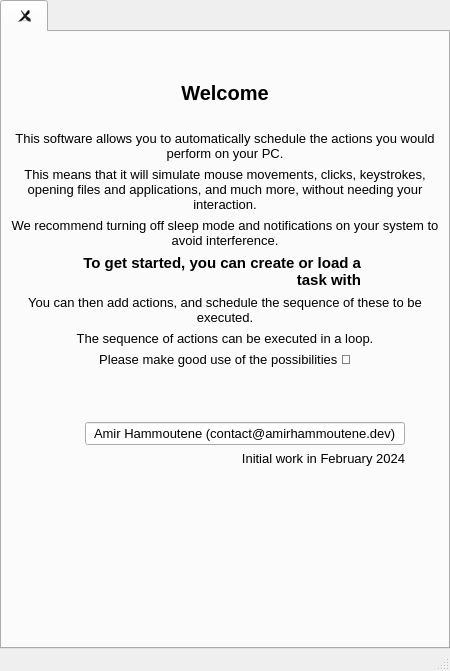
First picture: the form in mainwindow.ui, repository AmirHammouteneEI/ScheduledPasteAndKeys, before the edit.
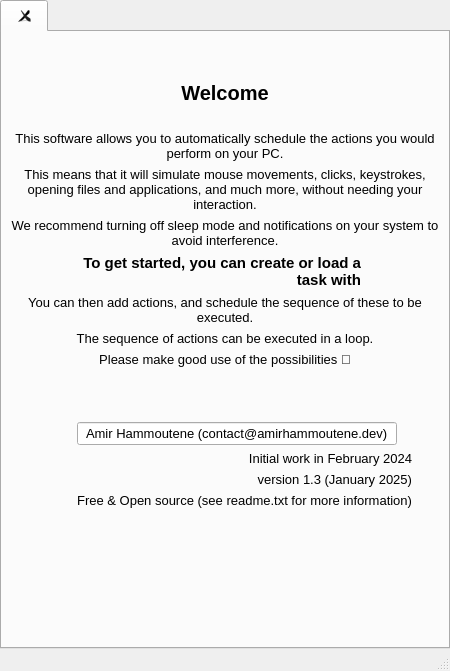
Second picture: the form after the edit. Icons and pictures are not drawn.

What changed in the file:
```diff
--- a/mainwindow.ui
+++ b/mainwindow.ui
@@ -321,6 +321,37 @@
         <item>
          <widget class="QWidget" name="widget" native="true">
           <layout class="QGridLayout" name="gridLayout">
+           <item row="2" column="1">
+            <widget class="QLabel" name="label_10">
+             <property name="font">
+              <font>
+               <pointsize>10</pointsize>
+              </font>
+             </property>
+             <property name="text">
+              <string>version 1.3 (January 2025)</string>
+             </property>
+             <property name="alignment">
+              <set>Qt::AlignmentFlag::AlignRight|Qt::AlignmentFlag::AlignTrailing|Qt::AlignmentFlag::AlignVCenter</set>
+             </property>
+            </widget>
+           </item>
+           <item row="0" column="0">
+            <spacer name="horizontalSpacer">
+             <property name="orientation">
+              <enum>Qt::Orientation::Horizontal</enum>
+             </property>
+             <property name="sizeType">
+              <enum>QSizePolicy::Policy::Minimum</enum>
+             </property>
+             <property name="sizeHint" stdset="0">
+              <size>
+               <width>40</width>
+               <height>20</height>
+              </size>
+             </property>
+            </spacer>
+           </item>
            <item row="0" column="1">
             <widget class="QLineEdit" name="lineEdit">
              <property name="sizePolicy">
@@ -382,6 +413,21 @@
              </property>
             </widget>
            </item>
+           <item row="3" column="1">
+            <widget class="QLabel" name="label_11">
+             <property name="font">
+              <font>
+               <pointsize>10</pointsize>
+              </font>
+             </property>
+             <property name="text">
+              <string>Free &amp; Open source (see readme.txt for more information)</string>
+             </property>
+             <property name="alignment">
+              <set>Qt::AlignmentFlag::AlignRight|Qt::AlignmentFlag::AlignTrailing|Qt::AlignmentFlag::AlignVCenter</set>
+             </property>
+            </widget>
+           </item>
           </layout>
          </widget>
         </item>
```
Left out of the diff: 16 changed lines with no effect on the pictures.
